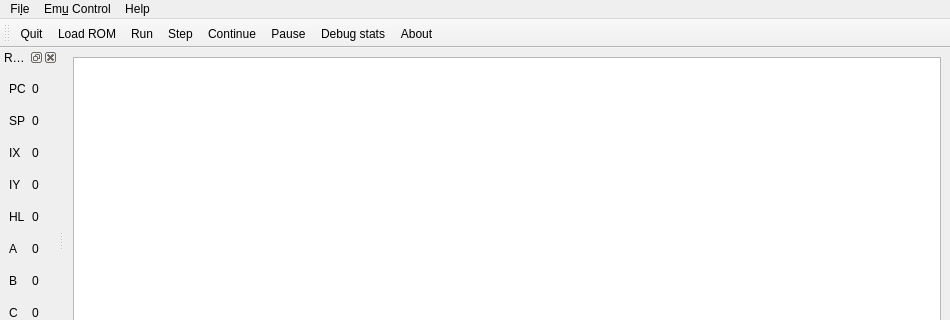
Before: the Qt Designer form ui/main_window.ui in electrified/cpuqt, drawn with Qt 5; both pictures show x 0 to 950 and y 0 to 320 of the 950 by 688 pixel window.
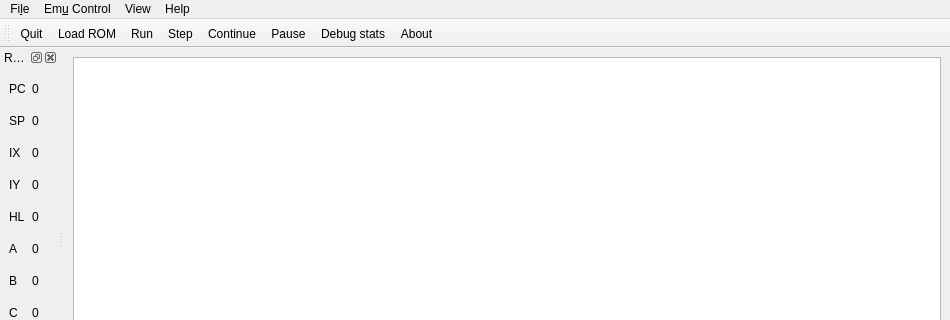
After: the same form once the commit is applied.

The edit to the form file:
```diff
--- a/ui/main_window.ui
+++ b/ui/main_window.ui
@@ -61,8 +61,15 @@
     <addaction name="actionReset"/>
     <addaction name="actionStep"/>
    </widget>
+   <widget class="QMenu" name="menuView">
+    <property name="title">
+     <string>View</string>
+    </property>
+    <addaction name="actionScroll_memory_with_PC"/>
+   </widget>
    <addaction name="menuFile"/>
    <addaction name="menuEmu_Control"/>
+   <addaction name="menuView"/>
    <addaction name="menuHelp"/>
   </widget>
   <widget class="QStatusBar" name="statusbar"/>
```
Left out of the diff: 59 changed lines with no effect on the pictures.
